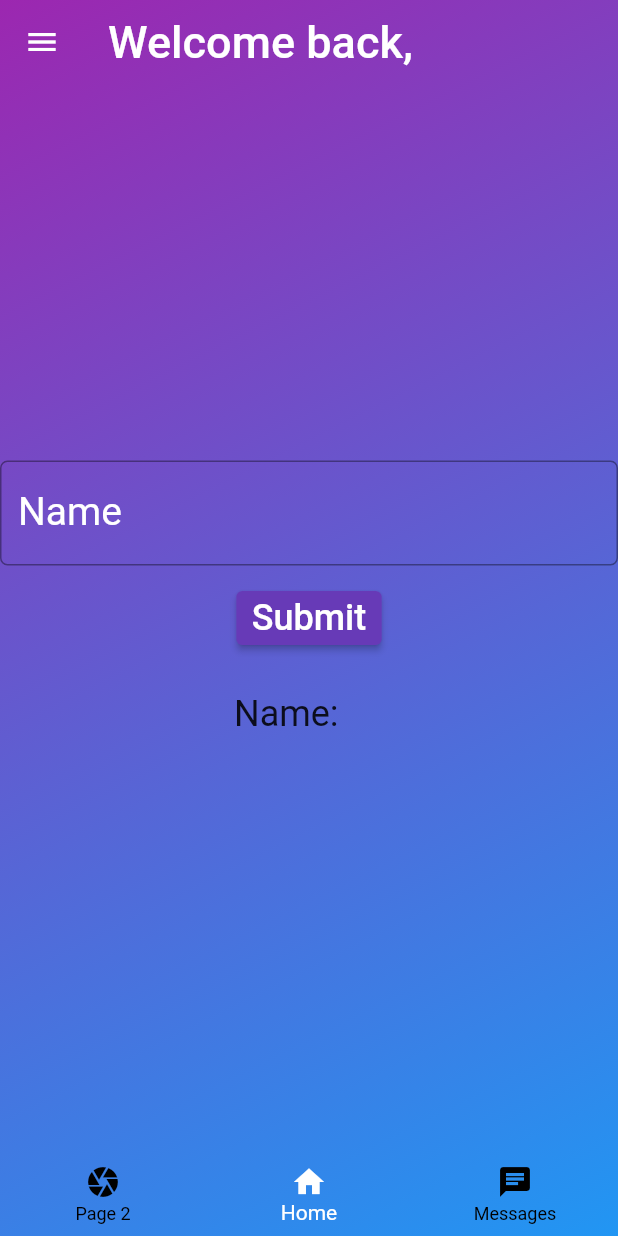
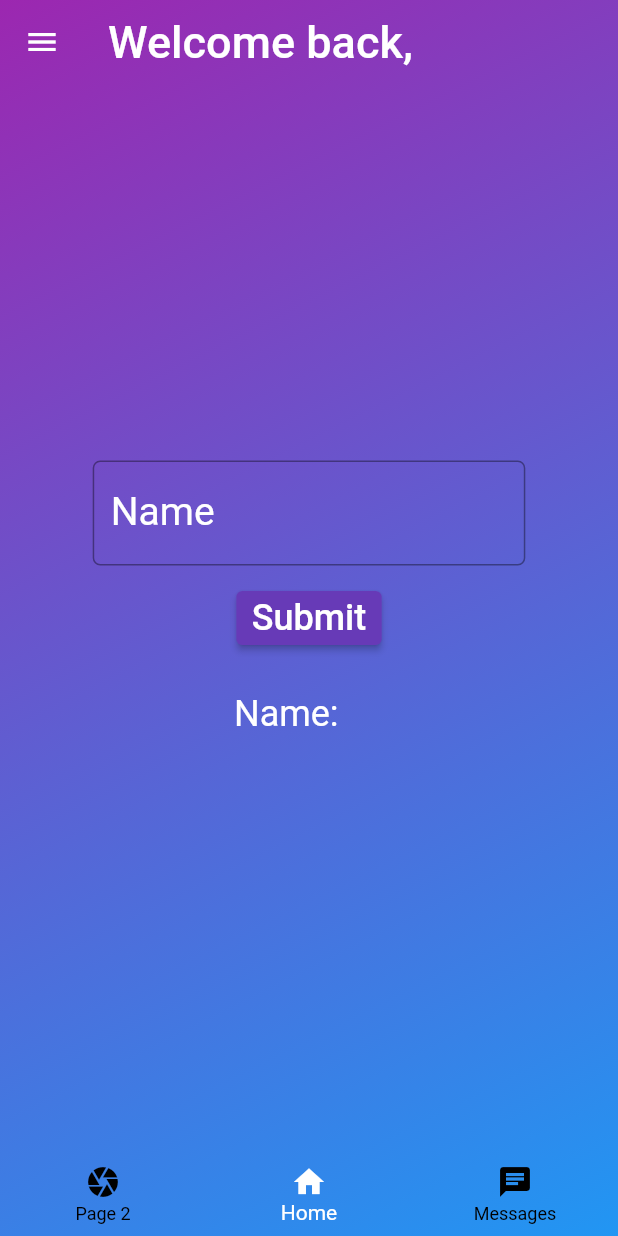
Before and after one commit to MakeMeAI/Text4U, a Flutter app: the screen it shows after launch, on a phone screen of 412 x 824 dp. Run offline on Flutter 3.47's test engine with Material 2 defaults, Android fonts, the phone set to English and light mode, and no system bars; our stand-ins replace toggle_switch.

Commit message:
white text and fixed width of text box

```diff
--- a/lib/HomePage.dart
+++ b/lib/HomePage.dart
@@ -4,17 +4,14 @@ import 'package:http/http.dart' as http;
 import 'dart:convert' as convert;
 import 'package:text4u/helper/requests.dart' as requests;
 
-
 class landingPage extends StatefulWidget {
   @override
   _landingPageState createState() => _landingPageState();
 }
 
-
 class _landingPageState extends State<landingPage> {
   String name = '';
   TextEditingController nameController = TextEditingController();
-
 
   @override
   Widget build(BuildContext context) {
@@ -23,13 +20,13 @@ class _landingPageState extends State<landingPage> {
       extendBodyBehindAppBar: true,
       backgroundColor: Colors.transparent,
       appBar: AppBar(
-        title: Text("Welcome back, ${name ?? ''}"),
+        title: Text("Welcome back, ${name ?? ''}", style: TextStyle(color: Colors.white)),
         backgroundColor: Colors.transparent,
         elevation: 0,
       ),
-      body: Center (
-        child: Stack (
-            children: <Widget> [
+      body: Center(
+        child: Stack(
+          children: <Widget>[
             Container(
               decoration: const BoxDecoration(
                 gradient: LinearGradient(
@@ -42,18 +39,18 @@ class _landingPageState extends State<landingPage> {
                 ),
               ),
             ),
-              Container(
-                margin: const EdgeInsets.only(top: 0.0),
-                child: Align(
+            Align(
               alignment: Alignment.center,
               child: FractionalTranslation(
                 translation: const Offset(0.0, -1.0),
+                child: Container(
+                  width: MediaQuery.of(context).size.width * 0.7, // 70% of the screen width
                   child: TextField(
                     cursorColor: Colors.white,
                     controller: nameController,
                     decoration: InputDecoration(
                       labelText: "Name",
-                        hintText: "Please Enter Your Name ",
+                      hintText: "Please Enter Your Name",
                       border: OutlineInputBorder(
                         borderRadius: BorderRadius.circular(5.0),
                         borderSide: const BorderSide(
@@ -63,16 +60,13 @@ class _landingPageState extends State<landingPage> {
                       labelStyle: const TextStyle(
                         color: Colors.white,
                       ),
+                      hintStyle: const TextStyle(color: Colors.white),
                     ),
                     keyboardType: TextInputType.text,
+                    style: TextStyle(color: Colors.white),
                   ),
                 ),
               ),
-              ),
-              Positioned(
-                top: MediaQuery.of(context).size.height / 2 + 50,
-                left: MediaQuery.of(context).size.width / 2 - 50,
-                child: Text("Name: ${name.toString()}"),
             ),
             Center(
               child: ElevatedButton(
@@ -85,11 +79,15 @@ class _landingPageState extends State<landingPage> {
                     name = jsonResponse['name'] ?? '';
                   });
                 },
-
                 child: Text("Submit"),
               ),
             ),
-            ]
+            Positioned(
+              top: MediaQuery.of(context).size.height / 2 + 50,
+              left: MediaQuery.of(context).size.width / 2 - 50,
+              child: Text("Name: ${name.toString()}", style: TextStyle(color: Colors.white)),
+            ),
+          ],
         ),
       ),
     );
```
Also changed, not shown: pubspec.lock. Lines whose indentation alone changed are shown as unchanged.
